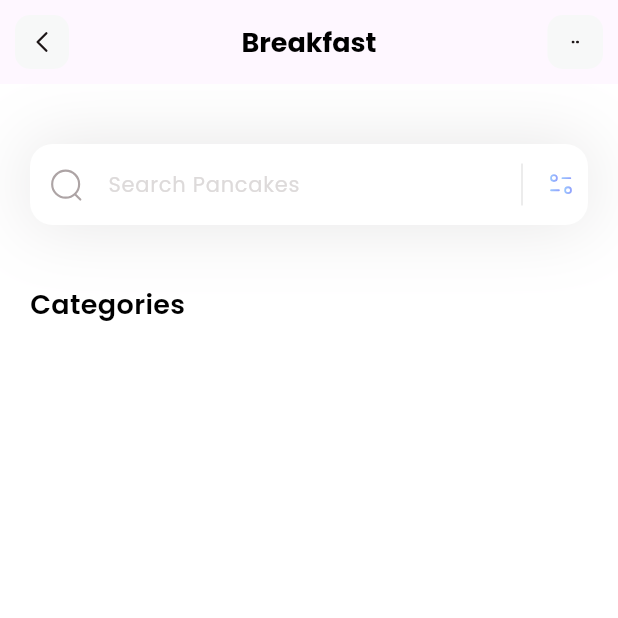
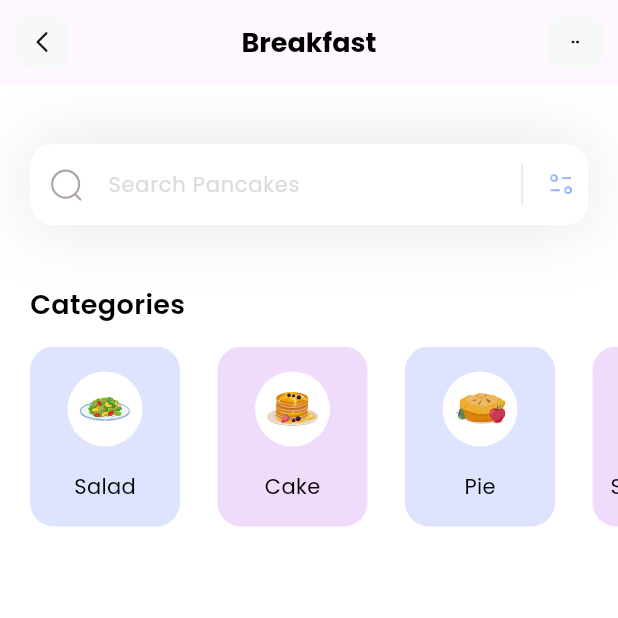
Before and after one commit to shankar-balasubramaniam/fitness, a Flutter app: the screen it shows after launch, on a phone screen of 412 x 824 dp, the top half of it. Run offline on Flutter 3.47's test engine with Material 3 defaults, Android fonts, the phone set to English and light mode, and no system bars; our stand-ins replace flutter_svg.

Commit message:
complete categories section

```diff
--- /dev/null
+++ b/lib/models/category_model.dart
@@ -0,0 +1,50 @@
+import 'package:flutter/material.dart';
+
+class CategoryModel {
+  String name;
+  String iconPath;
+  Color boxColor;
+
+  CategoryModel({
+    required this.name,
+    required this.iconPath,
+    required this.boxColor,
+  });
+
+  static List<CategoryModel> getCategories() {
+    List<CategoryModel> categories = [];
+    categories.add(
+      CategoryModel(
+        name: 'Salad',
+        iconPath: 'assets/icons/plate.svg',
+        boxColor: const Color(0xff92A3FD),
+      ),
+    );
+
+    categories.add(
+      CategoryModel(
+        name: 'Cake',
+        iconPath: 'assets/icons/pancakes.svg',
+        boxColor: const Color(0xffCF88F2),
+      ),
+    );
+
+    categories.add(
+      CategoryModel(
+        name: 'Pie',
+        iconPath: 'assets/icons/pie.svg',
+        boxColor: const Color(0xff92A3FD),
+      ),
+    );
+
+    categories.add(
+      CategoryModel(
+        name: 'Smoothies',
+        iconPath: 'assets/icons/orange-snacks.svg',
+        boxColor: const Color(0xffCF88F2),
+      ),
+    );
+
+    return categories;
+  }
+}
--- a/lib/pages/home.dart
+++ b/lib/pages/home.dart
@@ -1,8 +1,26 @@
+import 'package:fitness/models/category_model.dart';
 import 'package:flutter/material.dart';
 import 'package:flutter_svg/flutter_svg.dart';
 
-class HomePage extends StatelessWidget {
+class HomePage extends StatefulWidget {
   const HomePage({super.key});
+
+  @override
+  State<HomePage> createState() => _HomePageState();
+}
+
+class _HomePageState extends State<HomePage> {
+  List<CategoryModel> categories = [];
+
+  void _getCategories() {
+    categories = CategoryModel.getCategories();
+  }
+
+  @override
+  void initState() {
+    _getCategories();
+    super.initState();
+  }
 
   @override
   Widget build(BuildContext context) {
@@ -16,9 +34,17 @@ class HomePage extends StatelessWidget {
           const SizedBox(
             height: 40,
           ),
-          const Column(
+          _categoriesSection()
+        ],
+      ),
+    );
+  }
+
+  Column _categoriesSection() {
+    return Column(
+      crossAxisAlignment: CrossAxisAlignment.start,
       children: [
-              Padding(
+        const Padding(
           padding: EdgeInsets.only(left: 20),
           child: Text(
             'Categories',
@@ -28,11 +54,55 @@ class HomePage extends StatelessWidget {
               fontWeight: FontWeight.w600,
             ),
           ),
-              )
-            ],
+        ),
+        const SizedBox(
+          height: 15,
+        ),
+        SizedBox(
+          height: 120,
+          child: ListView.separated(
+            padding: const EdgeInsets.symmetric(horizontal: 20),
+            scrollDirection: Axis.horizontal,
+            itemCount: categories.length,
+            separatorBuilder: (context, index) {
+              return const SizedBox(width: 25);
+            },
+            itemBuilder: (context, index) {
+              return Container(
+                decoration: BoxDecoration(
+                    color: categories[index].boxColor.withOpacity(0.3),
+                    borderRadius: BorderRadius.circular(16)),
+                width: 100,
+                child: Column(
+                  mainAxisAlignment: MainAxisAlignment.spaceEvenly,
+                  children: [
+                    Container(
+                      width: 50,
+                      height: 50,
+                      decoration: const BoxDecoration(
+                        color: Colors.white,
+                        shape: BoxShape.circle,
+                      ),
+                      child: Padding(
+                        padding: const EdgeInsets.all(8.0),
+                        child: SvgPicture.asset(categories[index].iconPath),
+                      ),
+                    ),
+                    Text(
+                      categories[index].name,
+                      style: const TextStyle(
+                        fontWeight: FontWeight.w400,
+                        color: Colors.black,
+                        fontSize: 14,
+                      ),
                     )
                   ],
                 ),
+              );
+            },
+          ),
+        )
+      ],
     );
   }
 
```
Also changed, not shown: assets/icons/orange-snacks.svg (added), assets/icons/pancakes.svg (added), assets/icons/pie.svg (added), assets/icons/plate.svg (added). Lines whose indentation alone changed are shown as unchanged.
